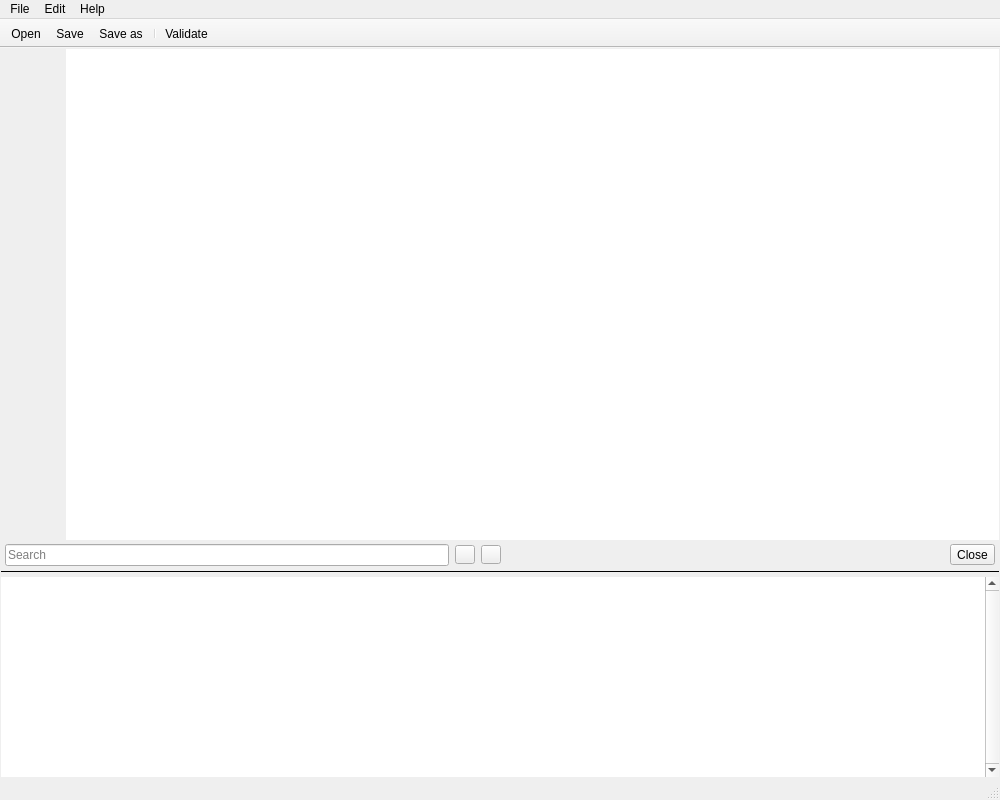
pcvolkmer/dnpm-validator, file dnpm-validator-ui/src/mainwindow.ui: the form before one commit.
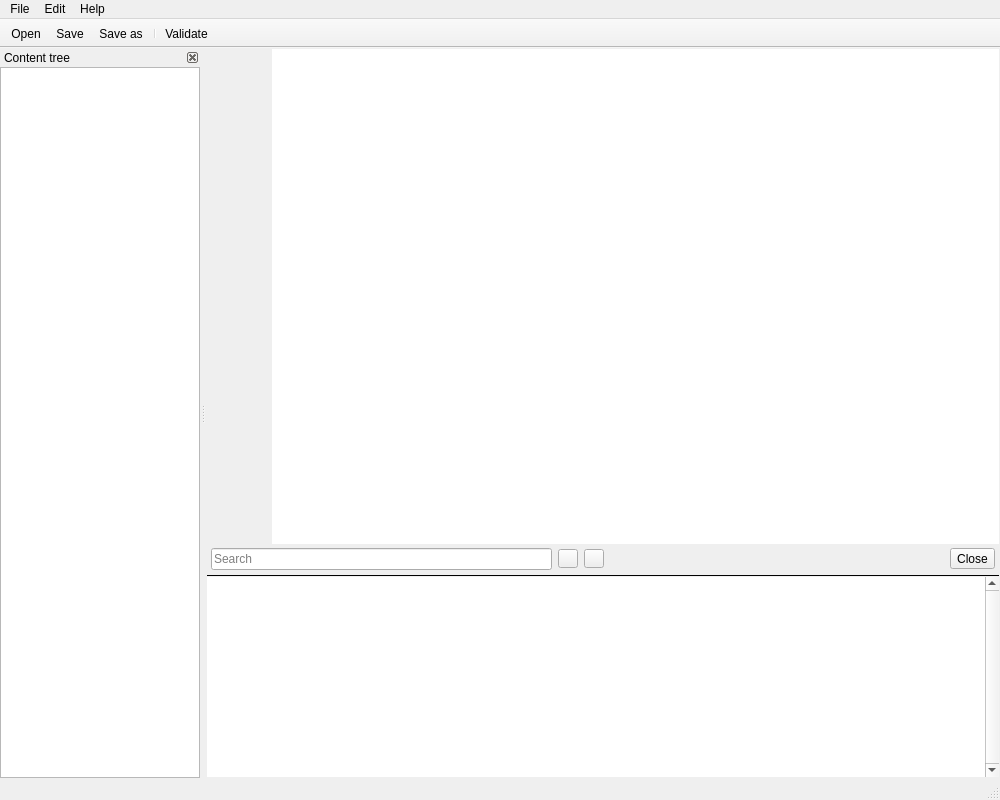
The form after the commit. Icons and pictures are not drawn.

Commit message: feat: add content tree to show document structure (#33)

What changed in the file:
```diff
--- a/dnpm-validator-ui/src/mainwindow.ui
+++ b/dnpm-validator-ui/src/mainwindow.ui
@@ -40,7 +40,7 @@
     <item row="1" column="0">
      <layout class="QVBoxLayout" name="verticalLayout">
       <property name="spacing">
-       <number>4</number>
+       <number>0</number>
       </property>
       <item>
        <layout class="QHBoxLayout" name="editorLayout">
@@ -148,9 +148,15 @@
            <property name="leftMargin">
             <number>4</number>
            </property>
+           <property name="topMargin">
+            <number>4</number>
+           </property>
            <property name="rightMargin">
             <number>4</number>
            </property>
+           <property name="bottomMargin">
+            <number>4</number>
+           </property>
            <item>
             <widget class="QLineEdit" name="findLineEdit">
              <property name="placeholderText">
@@ -246,7 +252,7 @@
       <item>
        <widget class="QListWidget" name="errorListWidget">
         <property name="sizePolicy">
-         <sizepolicy hsizetype="Minimum" vsizetype="Fixed">
+         <sizepolicy hsizetype="Expanding" vsizetype="Fixed">
           <horstretch>0</horstretch>
           <verstretch>0</verstretch>
          </sizepolicy>
@@ -382,6 +388,69 @@
    <addaction name="separator"/>
    <addaction name="actionValidate"/>
   </widget>
+  <widget class="QDockWidget" name="dockWidget">
+   <property name="features">
+    <set>QDockWidget::DockWidgetFeature::DockWidgetClosable</set>
+   </property>
+   <property name="allowedAreas">
+    <set>Qt::DockWidgetArea::LeftDockWidgetArea</set>
+   </property>
+   <property name="windowTitle">
+    <string>Content tree</string>
+   </property>
+   <attribute name="dockWidgetArea">
+    <number>1</number>
+   </attribute>
+   <widget class="QWidget" name="dockWidgetContents">
+    <layout class="QGridLayout" name="gridLayout_3">
+     <property name="leftMargin">
+      <number>0</number>
+     </property>
+     <property name="topMargin">
+      <number>0</number>
+     </property>
+     <property name="rightMargin">
+      <number>0</number>
+     </property>
+     <property name="bottomMargin">
+      <number>0</number>
+     </property>
+     <property name="spacing">
+      <number>0</number>
+     </property>
+     <item row="0" column="0">
+      <widget class="QTreeWidget" name="treeWidget">
+       <property name="sizePolicy">
+        <sizepolicy hsizetype="Expanding" vsizetype="Expanding">
+         <horstretch>0</horstretch>
+         <verstretch>0</verstretch>
+        </sizepolicy>
+       </property>
+       <property name="minimumSize">
+        <size>
+         <width>200</width>
+         <height>0</height>
+        </size>
+       </property>
+       <property name="horizontalScrollBarPolicy">
+        <enum>Qt::ScrollBarPolicy::ScrollBarAsNeeded</enum>
+       </property>
+       <property name="sizeAdjustPolicy">
+        <enum>QAbstractScrollArea::SizeAdjustPolicy::AdjustToContents</enum>
+       </property>
+       <attribute name="headerVisible">
+        <bool>false</bool>
+       </attribute>
+       <column>
+        <property name="text">
+         <string>Inhalt</string>
+        </property>
+       </column>
+      </widget>
+     </item>
+    </layout>
+   </widget>
+  </widget>
   <action name="actionOpen">
    <property name="icon">
     <iconset theme="document-open" resource="icons.qrc">
```
Left out of the diff: 2 changed lines with no effect on the pictures. The commit also changes 8 other files.
